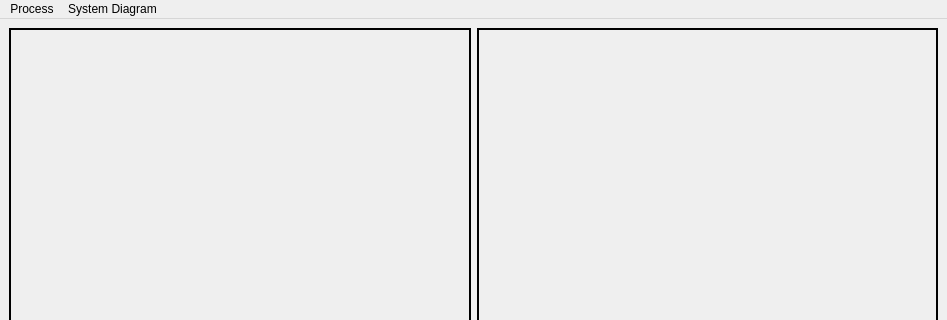
The window that src/L4/ui/gsmainwindow.ui (vedangnaik/Carina-mirror) describes before a commit, drawn with Qt 5; both pictures show x 0 to 947 and y 0 to 320 of the 947 by 652 pixel window.
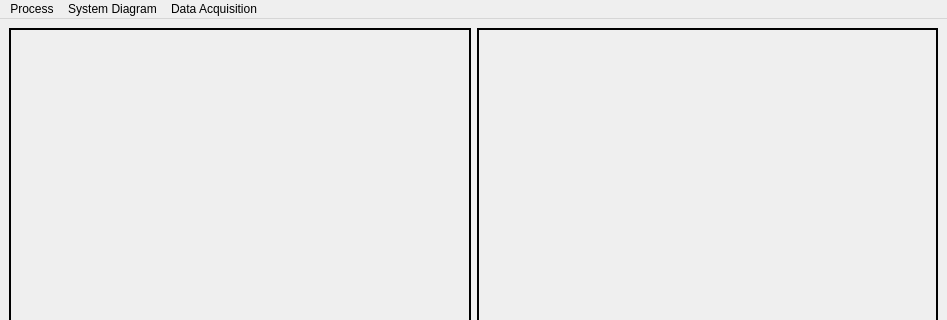
The same window after the commit.

Commit message: Added basic GUI for scanning for DAQ devices

Diff of the .ui file:
```diff
--- a/src/L4/ui/gsmainwindow.ui
+++ b/src/L4/ui/gsmainwindow.ui
@@ -97,8 +97,15 @@
     <addaction name="openSystemDiagramAction"/>
     <addaction name="clearSystemDiagramAction"/>
    </widget>
+   <widget class="QMenu" name="menuData_Acquisition">
+    <property name="title">
+     <string>Data Acquisition</string>
+    </property>
+    <addaction name="actionConfigure_DAQ_Devices"/>
+   </widget>
    <addaction name="menuProcess"/>
    <addaction name="menuSystem_Diagram"/>
+   <addaction name="menuData_Acquisition"/>
   </widget>
   <widget class="QStatusBar" name="statusbar"/>
   <action name="openProcessFromFileAction">
```
Left out of the diff: 5 changed lines with no effect on the pictures. The commit also changes 5 other files.
